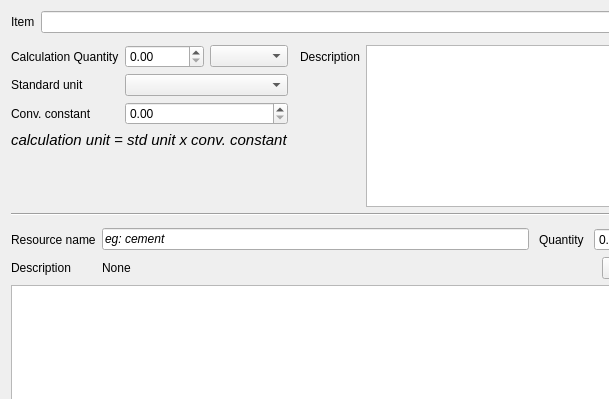
Qt form gui/addremoveurc.ui (Asitha/Estima) before a commit; both pictures show x 0 to 609 and y 0 to 399 of the 693 by 515 pixel window.
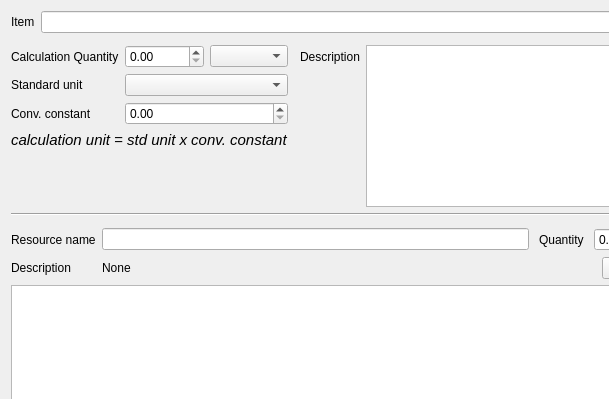
The same form after that commit.

Patch:
```diff
--- a/gui/addremoveurc.ui
+++ b/gui/addremoveurc.ui
@@ -191,7 +191,7 @@
             </font>
            </property>
            <property name="text">
-            <string>eg: cement</string>
+            <string/>
            </property>
           </widget>
          </item>
```
Left out of the diff: 18 changed lines with no effect on the pictures.
